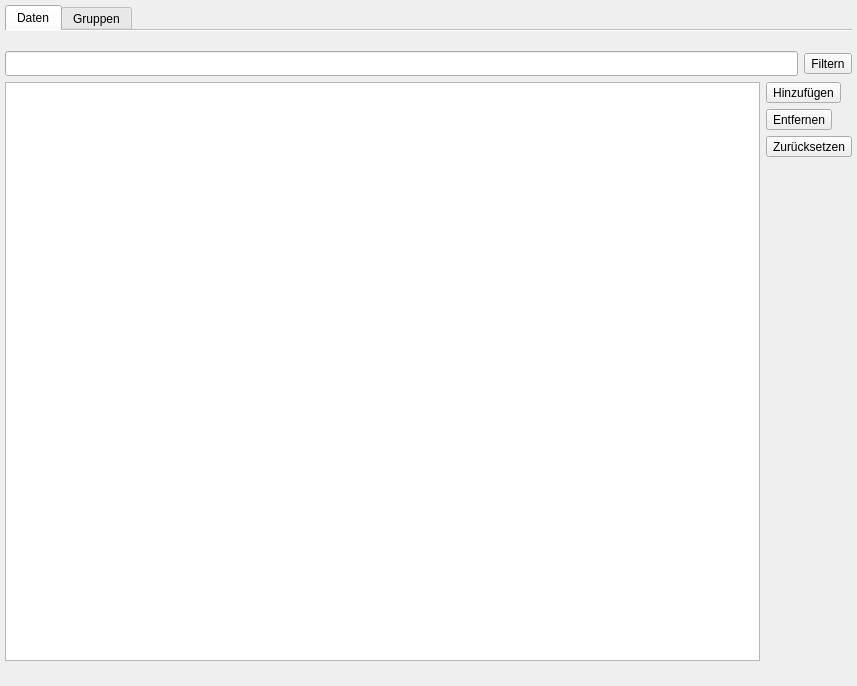
Old version of the form ui/qmtrainsettingswidget.ui in the repository Christian-Kr/QualificationMatrix.
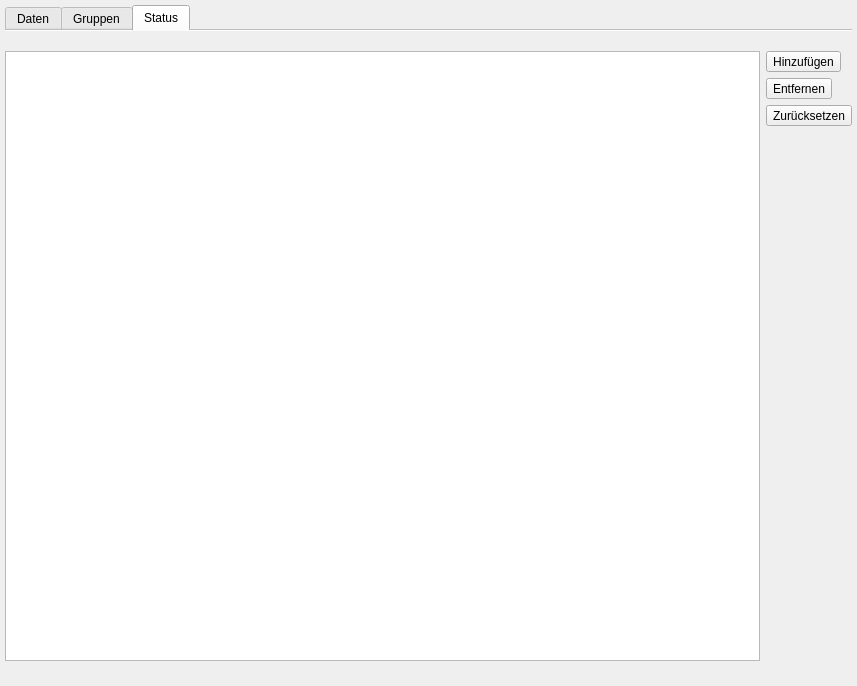
New version of the form. The open tabs and pages were chosen to show the change. Icons and pictures are not drawn.

Commit message: Add config tab for TrainDataState table

```diff
--- a/ui/qmtrainsettingswidget.ui
+++ b/ui/qmtrainsettingswidget.ui
@@ -421,6 +421,179 @@
        </item>
       </layout>
      </widget>
+     <widget class="QWidget" name="tab_3">
+      <attribute name="title">
+       <string>Status</string>
+      </attribute>
+      <layout class="QGridLayout" name="gridLayout_4">
+       <property name="leftMargin">
+        <number>0</number>
+       </property>
+       <property name="topMargin">
+        <number>20</number>
+       </property>
+       <property name="rightMargin">
+        <number>0</number>
+       </property>
+       <property name="bottomMargin">
+        <number>20</number>
+       </property>
+       <item row="0" column="0">
+        <layout class="QHBoxLayout" name="horizontalLayout_5">
+         <property name="leftMargin">
+          <number>0</number>
+         </property>
+         <property name="rightMargin">
+          <number>0</number>
+         </property>
+         <item>
+          <widget class="QTableView" name="tvTrainState">
+           <property name="sizePolicy">
+            <sizepolicy hsizetype="Expanding" vsizetype="Expanding">
+             <horstretch>0</horstretch>
+             <verstretch>0</verstretch>
+            </sizepolicy>
+           </property>
+           <property name="minimumSize">
+            <size>
+             <width>0</width>
+             <height>0</height>
+            </size>
+           </property>
+           <property name="selectionMode">
+            <enum>QAbstractItemView::SingleSelection</enum>
+           </property>
+           <property name="selectionBehavior">
+            <enum>QAbstractItemView::SelectRows</enum>
+           </property>
+           <property name="sortingEnabled">
+            <bool>true</bool>
+           </property>
+           <attribute name="horizontalHeaderDefaultSectionSize">
+            <number>150</number>
+           </attribute>
+           <attribute name="horizontalHeaderShowSortIndicator" stdset="0">
+            <bool>true</bool>
+           </attribute>
+           <attribute name="horizontalHeaderStretchLastSection">
+            <bool>false</bool>
+           </attribute>
+           <attribute name="verticalHeaderVisible">
+            <bool>false</bool>
+           </attribute>
+           <attribute name="verticalHeaderDefaultSectionSize">
+            <number>30</number>
+           </attribute>
+           <attribute name="verticalHeaderHighlightSections">
+            <bool>false</bool>
+           </attribute>
+           <attribute name="verticalHeaderMinimumSectionSize">
+            <number>30</number>
+           </attribute>
+           <attribute name="verticalHeaderShowSortIndicator" stdset="0">
+            <bool>false</bool>
+           </attribute>
+          </widget>
+         </item>
+         <item>
+          <layout class="QVBoxLayout" name="verticalLayout_4">
+           <item>
+            <widget class="QToolButton" name="tbTrainStateAdd">
+             <property name="minimumSize">
+              <size>
+               <width>0</width>
+               <height>0</height>
+              </size>
+             </property>
+             <property name="toolTip">
+              <string>Hinzufügen einer neuen Schulungsgruppe</string>
+             </property>
+             <property name="text">
+              <string>Hinzufügen</string>
+             </property>
+             <property name="icon">
+              <iconset resource="../icons.qrc">
+               <normaloff>:/icons/icons/list-add.svg</normaloff>:/icons/icons/list-add.svg</iconset>
+             </property>
+             <property name="iconSize">
+              <size>
+               <width>22</width>
+               <height>22</height>
+              </size>
+             </property>
+            </widget>
+           </item>
+           <item>
+            <widget class="QToolButton" name="tbTrainStateRemove">
+             <property name="minimumSize">
+              <size>
+               <width>0</width>
+               <height>0</height>
+              </size>
+             </property>
+             <property name="toolTip">
+              <string>Entfernen einer selektierten Schulungsgruppe</string>
+             </property>
+             <property name="text">
+              <string>Entfernen</string>
+             </property>
+             <property name="icon">
+              <iconset resource="../icons.qrc">
+               <normaloff>:/icons/icons/list-remove.svg</normaloff>:/icons/icons/list-remove.svg</iconset>
+             </property>
+             <property name="iconSize">
+              <size>
+               <width>22</width>
+               <height>22</height>
+              </size>
+             </property>
+            </widget>
+           </item>
+           <item>
+            <widget class="QToolButton" name="tbTrainStateRevert">
+             <property name="minimumSize">
+              <size>
+               <width>0</width>
+               <height>0</height>
+              </size>
+             </property>
+             <property name="toolTip">
+              <string>Zurücksetzen aller Änderungen an der Tabelle</string>
+             </property>
+             <property name="text">
+              <string>Zurücksetzen</string>
+             </property>
+             <property name="icon">
+              <iconset resource="../icons.qrc">
+               <normaloff>:/icons/icons/edit-reset.svg</normaloff>:/icons/icons/edit-reset.svg</iconset>
+             </property>
+             <property name="iconSize">
+              <size>
+               <width>22</width>
+               <height>22</height>
+              </size>
+             </property>
+            </widget>
+           </item>
+           <item>
+            <spacer name="verticalSpacer_3">
+             <property name="orientation">
+              <enum>Qt::Vertical</enum>
+             </property>
+             <property name="sizeHint" stdset="0">
+              <size>
+               <width>20</width>
+               <height>40</height>
+              </size>
+             </property>
+            </spacer>
+           </item>
+          </layout>
+         </item>
+        </layout>
+       </item>
+      </layout>
+     </widget>
     </widget>
    </item>
   </layout>
```
Left out of the diff: 51 changed lines with no effect on the pictures. The commit also changes 3 other files.
